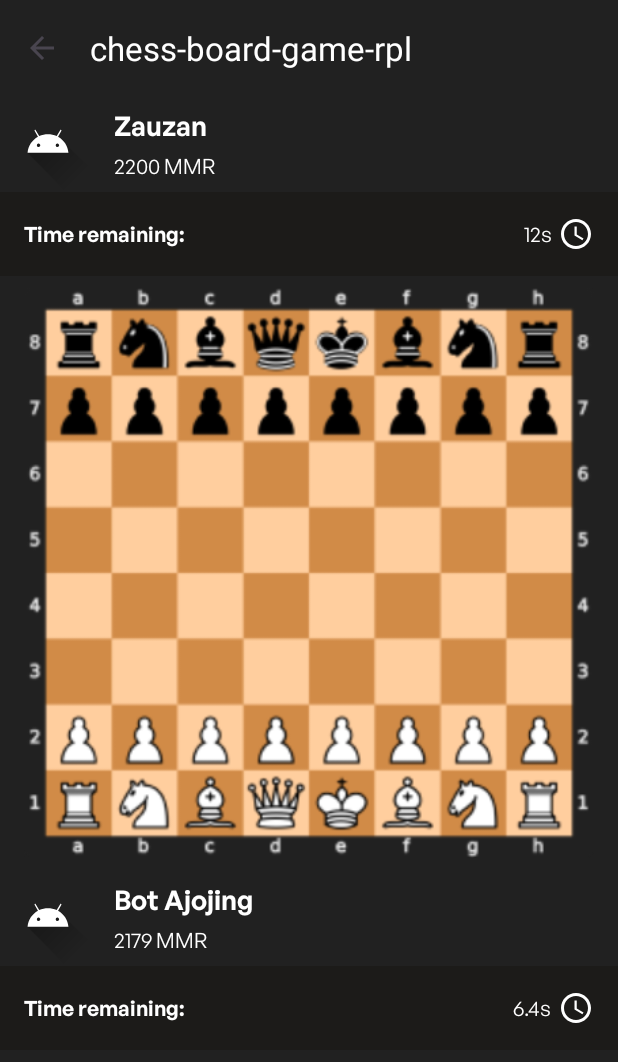
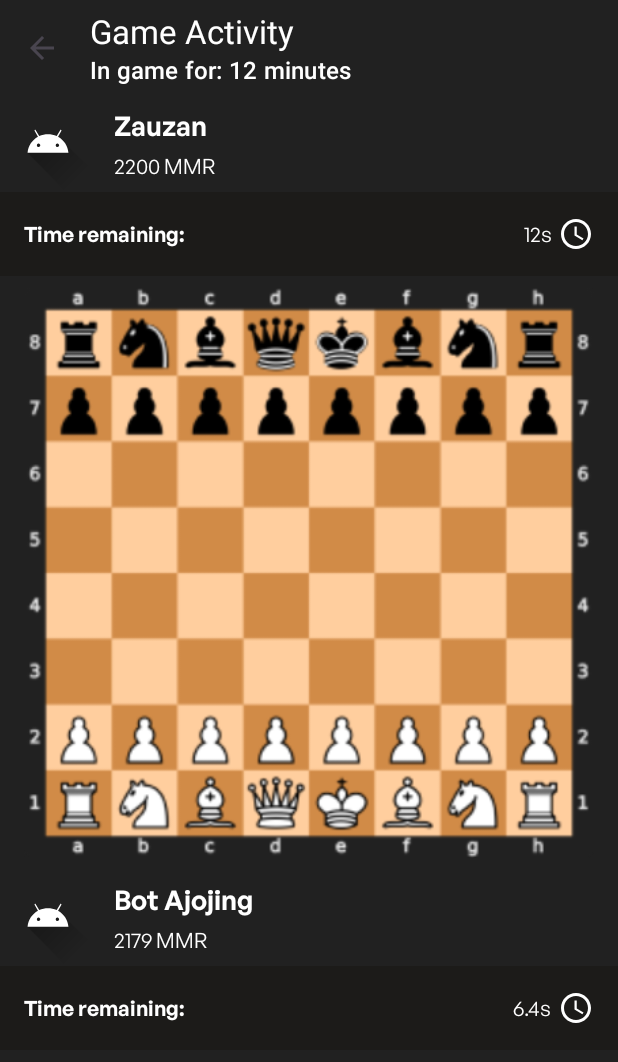
Before and after one commit to ikhsansdqq/chess-board-game-rpl, an Android app: the InGameActivity screen opened directly, with no data from a screen before it, on a phone screen of 412 x 824 dp. Shown: the top 1062 px of the screen. Run offline under Robolectric (Android 15) with nearby library versions, the phone set to English and light mode, and no system bars.

Commit message:
updating parent activity and InGameActivity

```diff
--- a/app/src/main/AndroidManifest.xml
+++ b/app/src/main/AndroidManifest.xml
@@ -14,9 +14,11 @@
         tools:targetApi="31">
         <activity
             android:name=".InGameActivity"
+            android:parentActivityName=".MainActivity"
             android:theme="@style/Theme.Material3.DayNight.NoActionBar"
             android:exported="false" />
         <activity
+            android:parentActivityName=".MainActivity"
             android:name=".Contributor"
             android:exported="false" />
         <activity
--- a/app/src/main/java/com/chess/chess_board_game_rpl/InGameActivity.java
+++ b/app/src/main/java/com/chess/chess_board_game_rpl/InGameActivity.java
@@ -15,7 +15,8 @@ public class InGameActivity extends AppCompatActivity {
         setContentView(R.layout.activity_in_game);
 
         Toolbar toolbar = findViewById(R.id.my_toolbar);
-        toolbar.setTitle(R.string.app_name);
+        toolbar.setTitle("Game Activity");
+        toolbar.setSubtitle("In game for: 12 minutes");
         setSupportActionBar(toolbar);
 
         Objects.requireNonNull(getSupportActionBar()).setDisplayShowHomeEnabled(true);
--- a/app/src/main/res/layout/activity_in_game.xml
+++ b/app/src/main/res/layout/activity_in_game.xml
@@ -15,6 +15,7 @@
         android:elevation="4dp"
         android:theme="@style/Theme.Material3.DayNight.NoActionBar"
         app:popupTheme="@style/ThemeOverlay.AppCompat.Light"
+        app:subtitleTextColor="@color/white"
         app:titleTextColor="@color/white" />
 
     <LinearLayout
```
